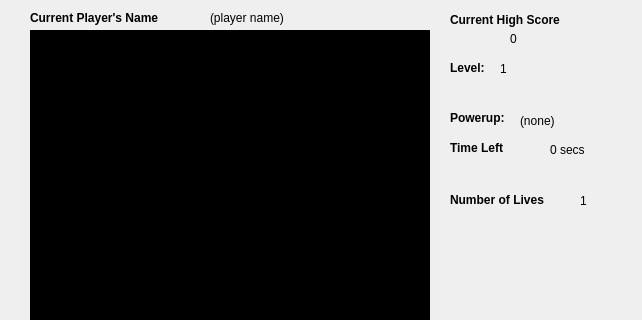
First picture: the form in CPS111BrickBreaker/gamewindow.ui, repository ductapeofdoom/cps111brickbreaker, before the edit; both pictures show x 0 to 642 and y 0 to 320 of the 642 by 608 pixel window.
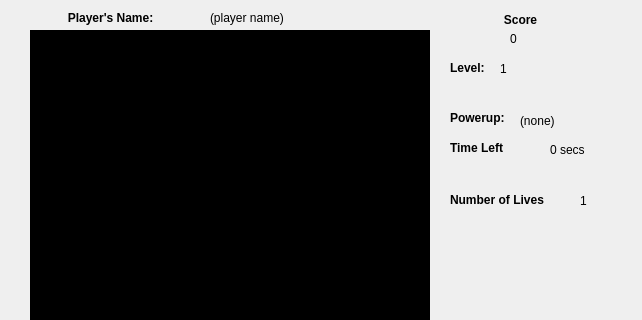
Second picture: the form after the edit.

The edit to the form file:
```diff
--- a/CPS111BrickBreaker/gamewindow.ui
+++ b/CPS111BrickBreaker/gamewindow.ui
@@ -40,7 +40,10 @@
     </rect>
    </property>
    <property name="text">
-    <string>&lt;html&gt;&lt;head/&gt;&lt;body&gt;&lt;p&gt;&lt;span style=&quot; font-weight:600;&quot;&gt;Current High Score&lt;/span&gt;&lt;/p&gt;&lt;/body&gt;&lt;/html&gt;</string>
+    <string>&lt;html&gt;&lt;head/&gt;&lt;body&gt;&lt;p&gt;&lt;span style=&quot; font-weight:600;&quot;&gt;Score&lt;/span&gt;&lt;/p&gt;&lt;/body&gt;&lt;/html&gt;</string>
+   </property>
+   <property name="alignment">
+    <set>Qt::AlignCenter</set>
    </property>
   </widget>
   <widget class="QPushButton" name="btnPause">
@@ -85,7 +88,10 @@
     </rect>
    </property>
    <property name="text">
-    <string>&lt;html&gt;&lt;head/&gt;&lt;body&gt;&lt;p&gt;&lt;span style=&quot; font-weight:600;&quot;&gt;Current Player's Name&lt;/span&gt;&lt;/p&gt;&lt;/body&gt;&lt;/html&gt;</string>
+    <string>&lt;html&gt;&lt;head/&gt;&lt;body&gt;&lt;p&gt;&lt;span style=&quot; font-weight:600;&quot;&gt;Player's Name:&lt;/span&gt;&lt;/p&gt;&lt;/body&gt;&lt;/html&gt;</string>
+   </property>
+   <property name="alignment">
+    <set>Qt::AlignCenter</set>
    </property>
   </widget>
   <widget class="QLabel" name="lblCPN">
@@ -278,7 +284,7 @@
     <string>Cheats</string>
    </property>
   </widget>
-  <widget class="QWidget" name="">
+  <widget class="QWidget" name="layoutWidget">
    <property name="geometry">
     <rect>
      <x>40</x>
```
Left out of the diff: 4 changed lines with no effect on the pictures.
